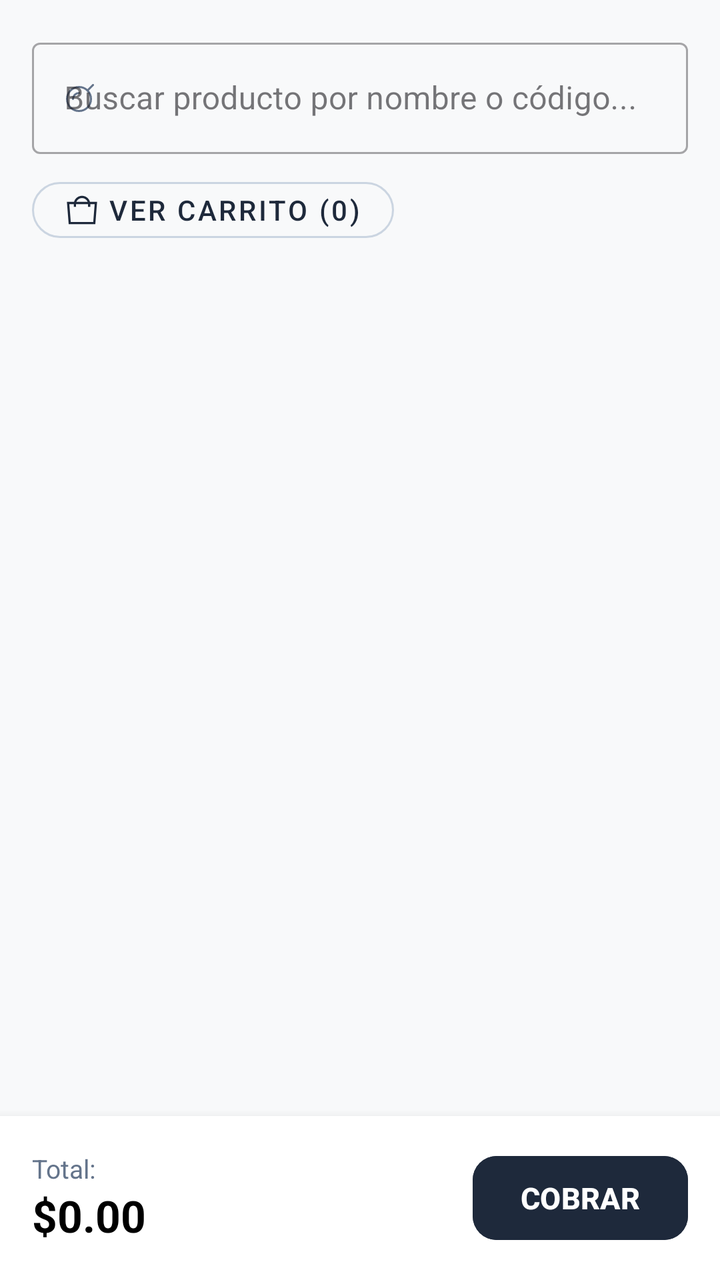
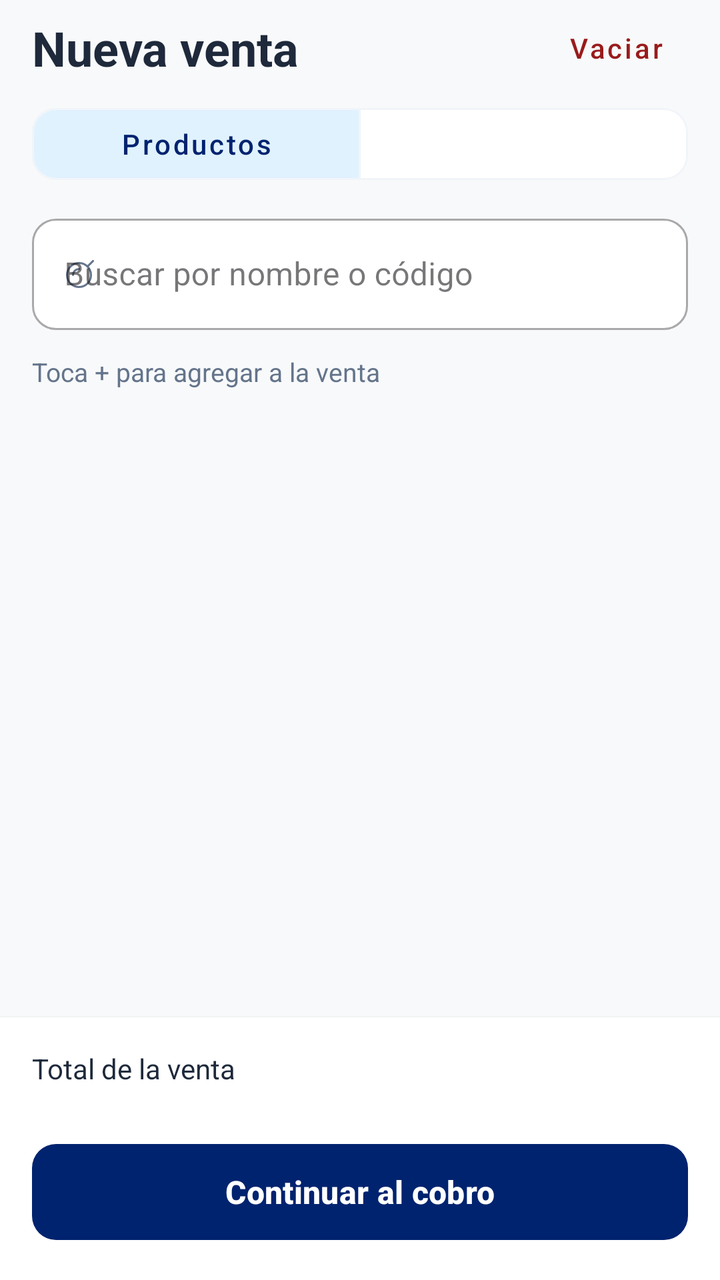

An Android layout rendered at two revisions. The XML below is the earlier revision; the diff shows what the commit changed to produce the second picture.
<!-- AndroidManifest.xml: application theme Theme.DAJHO -->
<!-- res/layout/fragment_venta.xml -->
<?xml version="1.0" encoding="utf-8"?>
<androidx.constraintlayout.widget.ConstraintLayout xmlns:android="http://schemas.android.com/apk/res/android"
    xmlns:app="http://schemas.android.com/apk/res-auto"
    xmlns:tools="http://schemas.android.com/tools"
    android:id="@+id/main"
    android:layout_width="match_parent"
    android:layout_height="match_parent"
    android:background="#F8F9FA"
    tools:context=".VentaFragment">

    
    <com.google.android.material.textfield.TextInputLayout
        android:id="@+id/tilSearch"
        style="@style/Widget.MaterialComponents.TextInputLayout.OutlinedBox"
        android:layout_width="0dp"
        android:layout_height="wrap_content"
        android:layout_margin="16dp"
        android:hint="Buscar producto por nombre o código..."
        app:startIconDrawable="@drawable/ic_search"
        app:startIconTint="#64748B"
        app:layout_constraintTop_toTopOf="parent"
        app:layout_constraintStart_toStartOf="parent"
        app:layout_constraintEnd_toEndOf="parent">

        <com.google.android.material.textfield.TextInputEditText
            android:id="@+id/etSearch"
            android:layout_width="match_parent"
            android:layout_height="wrap_content"
            android:inputType="text"
            android:maxLines="1" />

    </com.google.android.material.textfield.TextInputLayout>

    
    <com.google.android.material.button.MaterialButton
        android:id="@+id/btnVerCarrito"
        style="@style/Widget.MaterialComponents.Button.OutlinedButton"
        android:layout_width="wrap_content"
        android:layout_height="40dp"
        android:layout_marginStart="16dp"
        android:layout_marginTop="8dp"
        android:text="Ver Carrito (0)"
        android:textColor="#1E293B"
        app:icon="@drawable/ic_shopping_bag"
        app:iconTint="#1E293B"
        app:cornerRadius="20dp"
        app:strokeColor="#CBD5E1"
        app:layout_constraintTop_toBottomOf="@id/tilSearch"
        app:layout_constraintStart_toStartOf="parent" />

    
    <androidx.recyclerview.widget.RecyclerView
        android:id="@+id/rvCarrito"
        android:layout_width="0dp"
        android:layout_height="0dp"
        android:layout_marginTop="8dp"
        android:paddingHorizontal="16dp"
        android:clipToPadding="false"
        app:layout_constraintTop_toBottomOf="@id/btnVerCarrito"
        app:layout_constraintBottom_toTopOf="@id/bottomCheckoutBar"
        app:layout_constraintStart_toStartOf="parent"
        app:layout_constraintEnd_toEndOf="parent" />

    
    <com.google.android.material.card.MaterialCardView
        android:id="@+id/bottomCheckoutBar"
        android:layout_width="match_parent"
        android:layout_height="wrap_content"
        app:cardBackgroundColor="@android:color/white"
        app:cardElevation="8dp"
        app:strokeWidth="0dp"
        app:cardCornerRadius="0dp"
        app:layout_constraintBottom_toBottomOf="parent"
        app:layout_constraintStart_toStartOf="parent"
        app:layout_constraintEnd_toEndOf="parent">

        <LinearLayout
            android:layout_width="match_parent"
            android:layout_height="wrap_content"
            android:orientation="horizontal"
            android:gravity="center_vertical"
            android:padding="16dp">

            <LinearLayout
                android:layout_width="0dp"
                android:layout_height="wrap_content"
                android:layout_weight="1"
                android:orientation="vertical">

                <TextView
                    android:layout_width="wrap_content"
                    android:layout_height="wrap_content"
                    android:text="Total:"
                    android:textColor="#64748B"
                    android:textSize="13sp" />

                <TextView
                    android:id="@+id/tvTotal"
                    android:layout_width="wrap_content"
                    android:layout_height="wrap_content"
                    android:text="$0.00"
                    android:textColor="@android:color/black"
                    android:textSize="22sp"
                    android:textStyle="bold" />
            </LinearLayout>

            <com.google.android.material.button.MaterialButton
                android:id="@+id/btnCobrar"
                android:layout_width="wrap_content"
                android:layout_height="50dp"
                android:backgroundTint="#1E293B"
                android:text="COBRAR"
                android:textColor="@android:color/white"
                android:textSize="15sp"
                android:textStyle="bold"
                app:cornerRadius="12dp" />

        </LinearLayout>

    </com.google.android.material.card.MaterialCardView>

</androidx.constraintlayout.widget.ConstraintLayout>
<!-- resources referenced by this layout -->
<resources>
  <!-- drawable ic_search (drawable) -->
  <vector xmlns:android="http://schemas.android.com/apk/res/android"
      android:width="14dp"
      android:height="14dp"
      android:viewportWidth="14"
      android:viewportHeight="14">
    <group>
      <clip-path
          android:pathData="M0,0h14v14h-14z"/>
      <path
          android:strokeWidth="1"
          android:pathData="M12.5,7.5C12.5,10.814 9.814,13.5 6.5,13.5C3.186,13.5 0.5,10.814 0.5,7.5C0.5,4.186 3.186,1.5 6.5,1.5C9.814,1.5 12.5,4.186 12.5,7.5Z"
          android:strokeLineJoin="round"
          android:fillColor="#00000000"
          android:strokeColor="#000001"
          android:strokeLineCap="round"/>
      <path
          android:strokeWidth="1"
          android:pathData="M13.5,0.5L10.74,3.26"
          android:strokeLineJoin="round"
          android:fillColor="#00000000"
          android:strokeColor="#000001"
          android:strokeLineCap="round"/>
      <path
          android:strokeWidth="1"
          android:pathData="M3.5,7.5C3.5,6.704 3.816,5.941 4.379,5.379C4.941,4.816 5.704,4.5 6.5,4.5"
          android:strokeLineJoin="round"
          android:fillColor="#00000000"
          android:strokeColor="#000001"
          android:strokeLineCap="round"/>
    </group>
  </vector>
  <!-- drawable ic_shopping_bag (drawable) -->
  <vector xmlns:android="http://schemas.android.com/apk/res/android"
      android:width="24dp"
      android:height="24dp"
      android:viewportWidth="24"
      android:viewportHeight="24">
    <path
        android:pathData="M12,4.038C9.792,4.038 8.001,5.829 8.001,8.038V9.9H6.501V8.038C6.501,5 8.963,2.538 12,2.538C15.038,2.538 17.5,5 17.5,8.038V9.9H16V8.038C16,5.829 14.209,4.038 12,4.038Z"
        android:fillColor="#000000"
        android:fillType="evenOdd"/>
    <path
        android:pathData="M1.938,6.609L22.062,6.609L20.88,21.462L3.12,21.462L1.938,6.609ZM4.506,19.962L19.494,19.962L20.438,8.109L3.562,8.109L4.506,19.962Z"
        android:fillColor="#000000"
        android:fillType="evenOdd"/>
  </vector>
  <style name="Theme.DAJHO" parent="Base.Theme.DAJHO" />
  <style name="Base.Theme.DAJHO" parent="Theme.Material3.DayNight.NoActionBar">
          
          
      </style>
</resources>

<!-- the commit's change to res/layout/fragment_venta.xml (unified diff, before → after) -->
@@ -1,122 +1,226 @@
 <?xml version="1.0" encoding="utf-8"?>
-<androidx.constraintlayout.widget.ConstraintLayout xmlns:android="http://schemas.android.com/apk/res/android"
+<LinearLayout xmlns:android="http://schemas.android.com/apk/res/android"
     xmlns:app="http://schemas.android.com/apk/res-auto"
-    xmlns:tools="http://schemas.android.com/tools"
     android:id="@+id/main"
     android:layout_width="match_parent"
     android:layout_height="match_parent"
-    android:background="#F8F9FA"
-    tools:context=".VentaFragment">
-
-    
+    android:orientation="vertical"
+    android:background="@color/bg_app"
+    android:theme="@style/ThemeOverlay.Dajho.Sale">
+
+    <LinearLayout
+        android:layout_width="match_parent"
+        android:layout_height="wrap_content"
+        android:gravity="center_vertical"
+        android:paddingStart="16dp"
+        android:paddingEnd="8dp">
+        <TextView
+            android:layout_width="0dp"
+            android:layout_height="wrap_content"
+            android:layout_weight="1"
+            android:text="@string/sale_title"
+            android:textColor="@color/text_primary"
+            android:textSize="24sp"
+            android:textStyle="bold" />
+        <com.google.android.material.button.MaterialButton
+            android:id="@+id/btnVaciarCarrito"
+            style="@style/Widget.MaterialComponents.Button.TextButton"
+            android:layout_width="wrap_content"
+            android:layout_height="wrap_content"
+            android:minHeight="48dp"
+            android:text="@string/sale_clear"
+            android:textAllCaps="false"
+            android:textColor="@color/feedback_error_fg" />
+    </LinearLayout>
+
+    <com.google.android.material.button.MaterialButtonToggleGroup
+        android:id="@+id/saleTabs"
+        android:layout_width="match_parent"
+        android:layout_height="wrap_content"
+        android:layout_marginHorizontal="16dp"
+        android:layout_marginBottom="8dp"
+        app:singleSelection="true"
+        app:selectionRequired="true"
+        app:checkedButton="@id/btnProductos">
+        <com.google.android.material.button.MaterialButton
+            android:id="@+id/btnProductos"
+            style="@style/Widget.MaterialComponents.Button.OutlinedButton"
+            android:layout_width="0dp"
+            android:layout_height="wrap_content"
+            android:layout_weight="1"
+            android:minHeight="48dp"
+            app:backgroundTint="@color/sale_tab_background"
+            app:strokeColor="@color/divider_color"
+            android:textColor="@color/sale_tab_foreground"
+            android:text="@string/sale_products"
+            android:textAllCaps="false"
+            app:cornerRadius="12dp" />
+        <com.google.android.material.button.MaterialButton
+            android:id="@+id/btnVerCarrito"
+            app:backgroundTint="@color/sale_tab_background"
+            app:strokeColor="@color/divider_color"
+            android:textColor="@color/sale_tab_foreground"
+            style="@style/Widget.MaterialComponents.Button.OutlinedButton"
+            android:layout_width="0dp"
+            android:layout_height="wrap_content"
+            android:layout_weight="1"
+            android:minHeight="48dp"
+            android:textAllCaps="false"
+            app:cornerRadius="12dp" />
+    </com.google.android.material.button.MaterialButtonToggleGroup>
+
     <com.google.android.material.textfield.TextInputLayout
         android:id="@+id/tilSearch"
         style="@style/Widget.MaterialComponents.TextInputLayout.OutlinedBox"
-        android:layout_width="0dp"
-        android:layout_height="wrap_content"
-        android:layout_margin="16dp"
-        android:hint="Buscar producto por nombre o código..."
+        android:layout_width="match_parent"
+        android:layout_height="wrap_content"
+        android:layout_marginHorizontal="16dp"
+        android:hint="@string/sale_search"
+        app:boxBackgroundColor="@color/card_bg"
+        app:boxCornerRadiusTopStart="12dp"
+        app:boxCornerRadiusTopEnd="12dp"
+        app:boxCornerRadiusBottomStart="12dp"
+        app:boxCornerRadiusBottomEnd="12dp"
+        app:endIconMode="clear_text"
         app:startIconDrawable="@drawable/ic_search"
-        app:startIconTint="#64748B"
-        app:layout_constraintTop_toTopOf="parent"
-        app:layout_constraintStart_toStartOf="parent"
-        app:layout_constraintEnd_toEndOf="parent">
-
+        app:startIconTint="@color/text_secondary">
         <com.google.android.material.textfield.TextInputEditText
             android:id="@+id/etSearch"
             android:layout_width="match_parent"
             android:layout_height="wrap_content"
+            android:imeOptions="actionSearch"
             android:inputType="text"
-            android:maxLines="1" />
-
+            android:singleLine="true"
+            android:textColor="@color/text_primary" />
     </com.google.android.material.textfield.TextInputLayout>
 
-    
-    <com.google.android.material.button.MaterialButton
-        android:id="@+id/btnVerCarrito"
-        style="@style/Widget.MaterialComponents.Button.OutlinedButton"
-        android:layout_width="wrap_content"
-        android:layout_height="40dp"
-        android:layout_marginStart="16dp"
-        android:layout_marginTop="8dp"
-        android:text="Ver Carrito (0)"
-        android:textColor="#1E293B"
-        app:icon="@drawable/ic_shopping_bag"
-        app:iconTint="#1E293B"
-        app:cornerRadius="20dp"
-        app:strokeColor="#CBD5E1"
-        app:layout_constraintTop_toBottomOf="@id/tilSearch"
-        app:layout_constraintStart_toStartOf="parent" />
-
-    
-    <androidx.recyclerview.widget.RecyclerView
-        android:id="@+id/rvCarrito"
-        android:layout_width="0dp"
+    <TextView
+        android:id="@+id/tvSaleHint"
+        android:layout_width="match_parent"
+        android:layout_height="wrap_content"
+        android:paddingHorizontal="16dp"
+        android:paddingVertical="12dp"
+        android:text="@string/sale_catalog_hint"
+        android:textColor="@color/text_secondary"
+        android:textSize="13sp" />
+
+    <FrameLayout
+        android:layout_width="match_parent"
         android:layout_height="0dp"
-        android:layout_marginTop="8dp"
-        android:paddingHorizontal="16dp"
-        android:clipToPadding="false"
-        app:layout_constraintTop_toBottomOf="@id/btnVerCarrito"
-        app:layout_constraintBottom_toTopOf="@id/bottomCheckoutBar"
-        app:layout_constraintStart_toStartOf="parent"
-        app:layout_constraintEnd_toEndOf="parent" />
-
-    
-    <com.google.android.material.card.MaterialCardView
+        android:layout_weight="1">
+        <androidx.recyclerview.widget.RecyclerView
+            android:id="@+id/rvCarrito"
+            android:layout_width="match_parent"
+            android:layout_height="match_parent"
+            android:paddingHorizontal="16dp"
+            android:paddingBottom="12dp"
+            android:clipToPadding="false" />
+        <ScrollView
+            android:id="@+id/saleEmptyState"
+            android:layout_width="match_parent"
+            android:layout_height="match_parent"
+            android:fillViewport="true"
+            android:visibility="gone">
+            <LinearLayout
+                android:layout_width="match_parent"
+                android:layout_height="wrap_content"
+                android:gravity="center"
+                android:orientation="vertical"
+                android:padding="24dp">
+                <ImageView
+                    android:layout_width="48dp"
+                    android:layout_height="48dp"
+                    android:importantForAccessibility="no"
+                    android:src="@drawable/ic_shopping_bag"
+                    app:tint="@color/sky" />
+                <ProgressBar
+                    android:id="@+id/saleLoading"
+                    android:layout_width="32dp"
+                    android:layout_height="32dp"
+                    android:layout_marginTop="12dp"
+                    android:visibility="gone" />
+                <TextView
+                    android:id="@+id/tvSaleEmptyTitle"
+                    android:layout_width="match_parent"
+                    android:layout_height="wrap_content"
+                    android:layout_marginTop="16dp"
+                    android:gravity="center"
+                    android:textColor="@color/text_primary"
+                    android:textSize="20sp"
+                    android:textStyle="bold" />
+                <TextView
+                    android:id="@+id/tvSaleEmptyBody"
+                    android:layout_width="match_parent"
+                    android:layout_height="wrap_content"
+                    android:layout_marginTop="8dp"
+                    android:gravity="center"
+                    android:textColor="@color/text_secondary"
+                    android:textSize="14sp" />
+                <com.google.android.material.button.MaterialButton
+                    android:id="@+id/btnEmptyAction"
+                    style="@style/Widget.MaterialComponents.Button.OutlinedButton"
+                    android:layout_width="wrap_content"
+                    android:layout_height="wrap_content"
+                    android:layout_marginTop="16dp"
+                    android:minHeight="48dp"
+                    android:textAllCaps="false"
+                    app:cornerRadius="12dp" />
+            </LinearLayout>
+        </ScrollView>
+    </FrameLayout>
+
+    <LinearLayout
         android:id="@+id/bottomCheckoutBar"
         android:layout_width="match_parent"
         android:layout_height="wrap_content"
-        app:cardBackgroundColor="@android:color/white"
-        app:cardElevation="8dp"
-        app:strokeWidth="0dp"
-        app:cardCornerRadius="0dp"
-        app:layout_constraintBottom_toBottomOf="parent"
-        app:layout_constraintStart_toStartOf="parent"
-        app:layout_constraintEnd_toEndOf="parent">
-
+        android:background="@color/card_bg"
+        android:elevation="2dp"
+        android:orientation="vertical"
+        android:padding="16dp">
         <LinearLayout
             android:layout_width="match_parent"
             android:layout_height="wrap_content"
-            android:orientation="horizontal"
-            android:gravity="center_vertical"
-            android:padding="16dp">
-
+            android:gravity="center_vertical">
             <LinearLayout
                 android:layout_width="0dp"
                 android:layout_height="wrap_content"
                 android:layout_weight="1"
                 android:orientation="vertical">
-
-                <TextView
-                    android:layout_width="wrap_content"
-                    android:layout_height="wrap_content"
-                    android:text="Total:"
-                    android:textColor="#64748B"
-                    android:textSize="13sp" />
-
-                <TextView
-                    android:id="@+id/tvTotal"
-                    android:layout_width="wrap_content"
-                    android:layout_height="wrap_content"
-                    android:text="$0.00"
-                    android:textColor="@android:color/black"
-                    android:textSize="22sp"
-                    android:textStyle="bold" />
+                <TextView
+                    android:layout_width="match_parent"
+                    android:layout_height="wrap_content"
+                    android:text="@string/sale_total"
+                    android:textColor="@color/text_primary"
+                    android:textSize="14sp" />
+                <TextView
+                    android:id="@+id/tvSaleUnits"
+                    android:layout_width="match_parent"
+                    android:layout_height="wrap_content"
+                    android:textColor="@color/text_secondary"
+                    android:textSize="12sp" />
             </LinearLayout>
-
-            <com.google.android.material.button.MaterialButton
-                android:id="@+id/btnCobrar"
-                android:layout_width="wrap_content"
-                android:layout_height="50dp"
-                android:backgroundTint="#1E293B"
-                android:text="COBRAR"
-                android:textColor="@android:color/white"
-                android:textSize="15sp"
-                android:textStyle="bold"
-                app:cornerRadius="12dp" />
-
+            <TextView
+                android:id="@+id/tvTotal"
+                android:layout_width="0dp"
+                android:layout_height="wrap_content"
+                android:layout_weight="1"
+                android:gravity="end"
+                android:textColor="@color/text_primary"
+                android:textSize="26sp"
+                android:textStyle="bold" />
         </LinearLayout>
-
-    </com.google.android.material.card.MaterialCardView>
-
-</androidx.constraintlayout.widget.ConstraintLayout>
+        <com.google.android.material.button.MaterialButton
+            android:id="@+id/btnCobrar"
+            android:layout_width="match_parent"
+            android:layout_height="wrap_content"
+            android:layout_marginTop="8dp"
+            android:minHeight="56dp"
+            app:backgroundTint="@color/sale_action_background"
+            android:textColor="@color/sale_action_foreground"
+            android:text="@string/sale_charge"
+            android:textAllCaps="false"
+            android:textSize="16sp"
+            android:textStyle="bold"
+            app:cornerRadius="12dp" />
+    </LinearLayout>
+</LinearLayout>
<!-- resource entries referenced after the edit -->
@@ -1,5 +1,12 @@
 <!-- resources referenced by this layout -->
 <resources>
+  <color name="bg_app">#F8F9FA</color>
+  <color name="card_bg">#FFFFFF</color>
+  <color name="divider_color">#F1F5F9</color>
+  <color name="feedback_error_fg">#991B1B</color>
+  <color name="sky">#00236F</color>
+  <color name="text_primary">#1E293B</color>
+  <color name="text_secondary">#64748B</color>
   <!-- drawable ic_search (drawable) -->
   <vector xmlns:android="http://schemas.android.com/apk/res/android"
       android:width="14dp"
@@ -47,7 +54,20 @@
         android:fillColor="#000000"
         android:fillType="evenOdd"/>
   </vector>
+  <string name="sale_catalog_hint">Toca + para agregar a la venta</string>
+  <string name="sale_charge">Continuar al cobro</string>
+  <string name="sale_clear">Vaciar</string>
+  <string name="sale_products">Productos</string>
+  <string name="sale_search">Buscar por nombre o código</string>
+  <string name="sale_title">Nueva venta</string>
+  <string name="sale_total">Total de la venta</string>
+  <style name="ThemeOverlay.Dajho.Sale" parent="ThemeOverlay.Material3">
+          <item name="colorPrimary">@color/sale_action</item>
+          <item name="colorOnPrimary">@color/white</item>
+      </style>
   <style name="Theme.DAJHO" parent="Base.Theme.DAJHO" />
+  <color name="sale_action">#00236F</color>
+  <color name="white">#FFFFFFFF</color>
   <style name="Base.Theme.DAJHO" parent="Theme.Material3.DayNight.NoActionBar">
           
           
